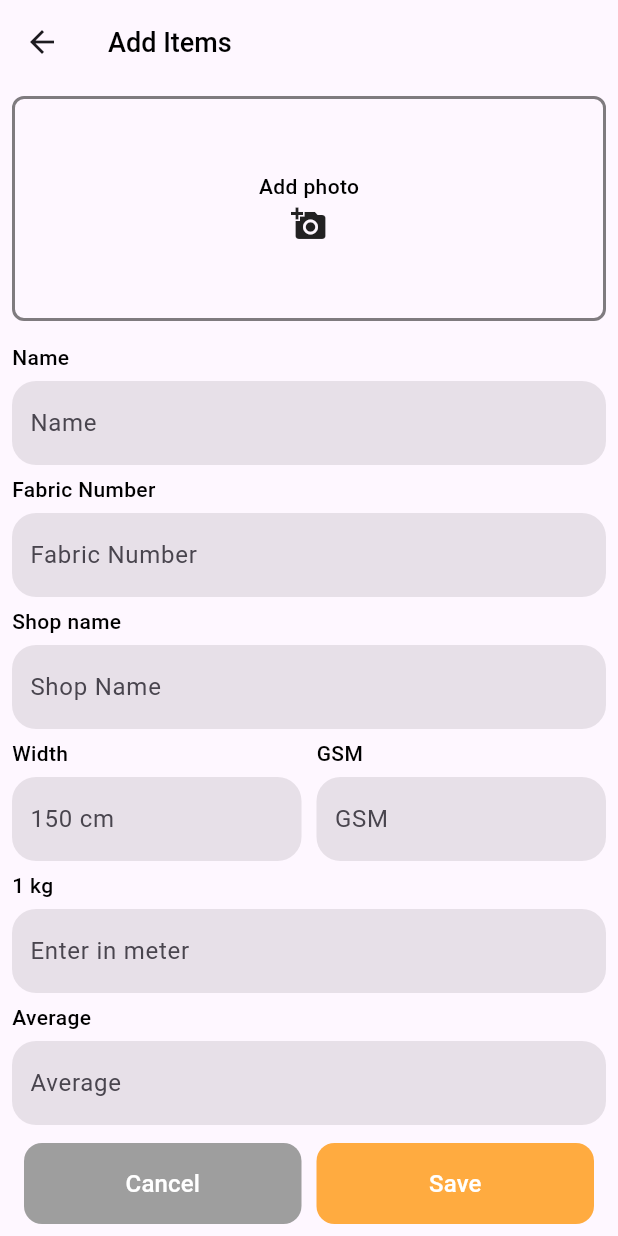
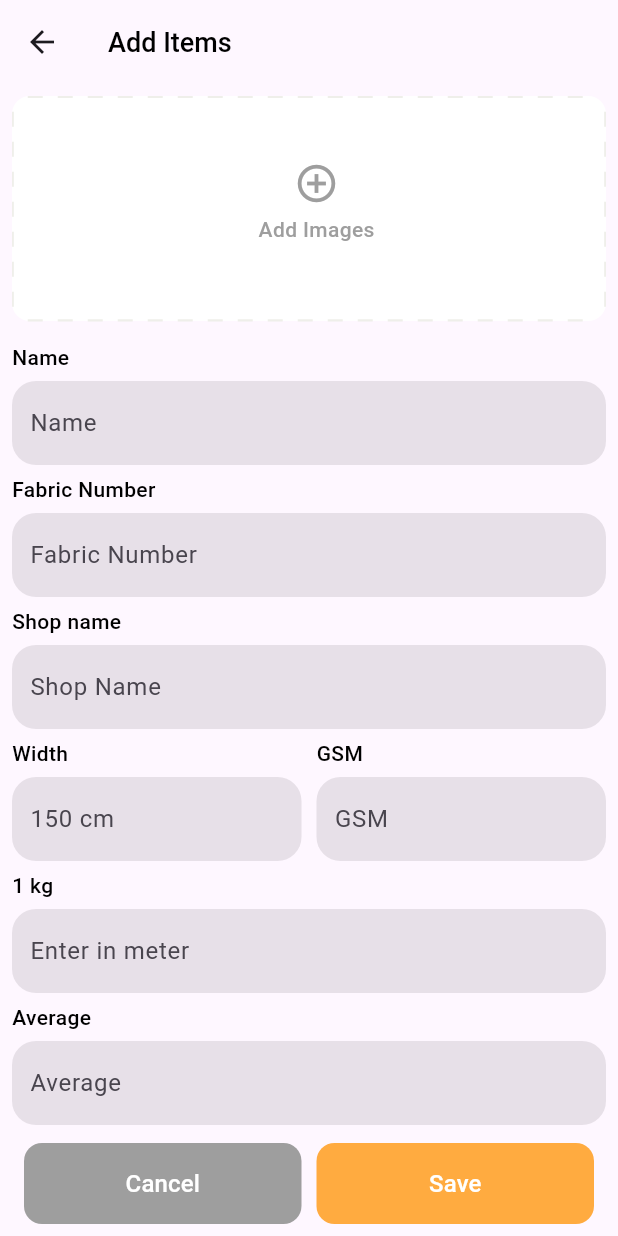
Before and after one commit to KushalPangeni/inventory, a Flutter app: the AddItemScreen screen opened directly, on a phone screen of 412 x 824 dp. Run offline on Flutter 3.47's test engine with Material 3 defaults, Android fonts, the phone set to English and light mode, and no system bars; our stand-ins replace image_picker, page_transition.

Commit message:
feature: add images from gallery and camera in add items screen

```diff
--- a/lib/features/add_items/view/add_item_screen.dart
+++ b/lib/features/add_items/view/add_item_screen.dart
@@ -1,9 +1,29 @@
+import 'dart:developer';
+import 'dart:io';
+
 import 'package:flutter/material.dart';
+import 'package:flutter/services.dart';
+import 'package:image_picker/image_picker.dart';
+import 'package:inventory/features/add_items/widgets/image_upload_button.dart';
 import 'package:inventory/global/widgets/app_button.dart';
 import 'package:inventory/global/widgets/app_text.dart';
 
-class AddItemScreen extends StatelessWidget {
+class AddItemScreen extends StatefulWidget {
   const AddItemScreen({super.key});
+
+  @override
+  State<AddItemScreen> createState() => _AddItemScreenState();
+}
+
+class _AddItemScreenState extends State<AddItemScreen> {
+  ValueNotifier<List<File>> listOfImages = ValueNotifier([]);
+
+  updateListOfImages(List<File> pickedImages) {
+    listOfImages.value = [...listOfImages.value, ...pickedImages];
+  }
+  removeListOfImages(int index) {
+    listOfImages.value.removeAt(index);
+  }
 
   @override
   Widget build(BuildContext context) {
@@ -22,29 +42,18 @@ class AddItemScreen extends StatelessWidget {
           child: Column(
             crossAxisAlignment: CrossAxisAlignment.start,
             children: [
-              //Add photo
-              GestureDetector(
-               onTap: (){
-                 showBottomSheet(context);
-               },
-
-                child: Container(
-                  height: 150,
-                  width: double.infinity,
-                  decoration: BoxDecoration(
-                      borderRadius: BorderRadius.circular(8),
-                      border: Border.all(width: 2, color: Colors.black.withOpacity(0.5))),
-                  child: const Center(
-                      child: Column(
-                    mainAxisAlignment: MainAxisAlignment.center,
-                    children: [
-                      AppText("Add photo"),
-                      SizedBox(height: 5),
-                      Icon(Icons.add_a_photo),
-                    ],
-                  )),
-                ),
-              ),
+              ValueListenableBuilder(
+                  valueListenable: listOfImages,
+                  builder: (context, list, _) {
+                    return AddImageButton(
+                        onTap: () {
+                          showBottomSheet(context);
+                        },
+                        isEditScreen: false,
+                        onDelete: (a) {},
+                        isFromDraftScreen: false,
+                        listOfImages: listOfImages.value);
+                  }),
               const SizedBox(height: 16),
 
               //Name
@@ -52,10 +61,12 @@ class AddItemScreen extends StatelessWidget {
               customTextField(hintText: 'Name', inputType: TextInputType.text),
               //Fabric No.
               const AppText('Fabric Number'),
-              customTextField(hintText: 'Fabric Number', inputType: TextInputType.number),
+              customTextField(
+                  hintText: 'Fabric Number', inputType: TextInputType.number),
               //Shop name
               const AppText('Shop name'),
-              customTextField(hintText: 'Shop Name', inputType: TextInputType.text),
+              customTextField(
+                  hintText: 'Shop Name', inputType: TextInputType.text),
               const Row(
                 children: [
                   Expanded(child: AppText('Width')),
@@ -65,49 +76,114 @@ class AddItemScreen extends StatelessWidget {
               ),
               Row(
                 children: [
-                  Expanded(child: customTextField(hintText: '150 cm', inputType: TextInputType.number)),
+                  Expanded(
+                      child: customTextField(
+                          hintText: '150 cm', inputType: TextInputType.number)),
                   const SizedBox(width: 10),
-                  Expanded(child: customTextField(hintText: 'GSM', inputType: TextInputType.text)),
+                  Expanded(
+                      child: customTextField(
+                          hintText: 'GSM', inputType: TextInputType.text)),
                 ],
               ),
               const AppText('1 kg'),
-              customTextField(hintText: 'Enter in meter', inputType: TextInputType.text),
+              customTextField(
+                  hintText: 'Enter in meter', inputType: TextInputType.text),
               const AppText('Average'),
-              customTextField(hintText: 'Average', inputType: TextInputType.text),
-              const AppText('Shortage'),
-              customTextField(hintText: 'Shortage', inputType: TextInputType.text),
+              customTextField(
+                  hintText: 'Average', inputType: TextInputType.text),
+              const AppText('Shortage (%)'),
+              customTextField(
+                  hintText: 'Shortage', inputType: TextInputType.number),
             ],
           ),
         ),
       ),
       bottomNavigationBar: Padding(
-        padding: EdgeInsets.only(bottom: MediaQuery.of(context).viewInsets.bottom + 8.0, right: 16, left: 16, top: 4),
+        padding: EdgeInsets.only(
+            bottom: MediaQuery.of(context).viewInsets.bottom + 8.0,
+            right: 16,
+            left: 16,
+            top: 4),
         child: Row(
           mainAxisAlignment: MainAxisAlignment.spaceEvenly,
           children: [
-            Flexible(flex: 2, child: AppButton(title: 'Cancel', color: Colors.grey, onPressed: () {
-              Navigator.of(context).pop();
-            })),
+            Flexible(
+                flex: 2,
+                child: AppButton(
+                    title: 'Cancel',
+                    color: Colors.grey,
+                    onPressed: () {
+                      Navigator.of(context).pop();
+                    })),
             const SizedBox(width: 10),
-            Flexible(flex: 2, child: AppButton(title: 'Save', color: Colors.orangeAccent, onPressed: () {})),
+            Flexible(
+                flex: 2,
+                child: AppButton(
+                    title: 'Save',
+                    color: Colors.orangeAccent,
+                    onPressed: () {})),
           ],
         ),
       ),
     );
   }
+
+  showBottomSheet(BuildContext context) {
+    showModalBottomSheet(
+        context: context,
+        builder: (context) {
+          return Padding(
+            padding: const EdgeInsets.all(16.0),
+            child: Wrap(
+              alignment: WrapAlignment.center,
+              crossAxisAlignment: WrapCrossAlignment.start,
+              children: [
+                const AppText('Pick Images'),
+                const SizedBox(height: 10),
+                pickOptionWidget('Gallery', () async {
+                  Navigator.of(context).pop();
+                  final List<XFile>? pickedImages =
+                      await ImagePicker().pickMultiImage();
+                  log(pickedImages!.toString());
+                  if (pickedImages != null && pickedImages.isNotEmpty) {
+                    List<File> images =
+                        pickedImages.map((xFile) => File(xFile.path)).toList();
+                    updateListOfImages(images);
+                  }
+                }),
+                pickOptionWidget('Camera', () async {
+                  Navigator.of(context).pop();
+                  final XFile? pickedImages =
+                      await ImagePicker().pickImage(source: ImageSource.camera);
+                  log(pickedImages!.toString());
+                  updateListOfImages([File(pickedImages.path)]);
+                }),
+              ],
+            ),
+          );
+        });
+  }
 }
 
-Widget customTextField({String hintText = '', TextInputType inputType = TextInputType.text}) {
+Widget customTextField(
+    {String hintText = '', TextInputType inputType = TextInputType.text}) {
   return Padding(
     padding: const EdgeInsets.only(top: 8, bottom: 8),
     child: TextFormField(
       minLines: 1,
       maxLines: 5,
+      inputFormatters: inputType == TextInputType.number
+          ? [
+              FilteringTextInputFormatter
+                  .singleLineFormatter, // Only allows digits
+              SingleDecimalInputFormatter(), // Custom formatter for decimal
+            ]
+          : [],
       decoration: InputDecoration(
         hintText: hintText,
         filled: true,
-        // fillColor: Colors.orange[300],
-        contentPadding: const EdgeInsets.symmetric(horizontal: 8, vertical: 16.0),
+        contentPadding:
+            const EdgeInsets.symmetric(horizontal: 8, vertical: 16.0),
         border: const OutlineInputBorder(
           borderSide: BorderSide.none,
           borderRadius: BorderRadius.all(Radius.circular(16)),
@@ -121,35 +197,16 @@ Widget customTextField({String hintText = '', TextInputType inputType = TextInpu
   );
 }
 
-showBottomSheet(BuildContext context) {
-  showModalBottomSheet(
-      context: context,
-      builder: (context) {
-        return Padding(
-          padding: const EdgeInsets.all(16.0),
-          child: Wrap(
-            alignment: WrapAlignment.center,
-            crossAxisAlignment: WrapCrossAlignment.start,
-            children: [
-              const AppText('Pick Images'),
-              const SizedBox(height: 10),
-              pickOptionWidget('Gallery',(){}),
-              pickOptionWidget('Camera',(){}),
-            ],
-          ),
-        );
-      });
-}
 pickOptionWidget(String text, void Function()? onPressed) {
   return InkWell(
     onTap: onPressed,
     child: Padding(
-      padding: EdgeInsets.symmetric(horizontal: 12, vertical: 20),
+      padding: const EdgeInsets.symmetric(horizontal: 12, vertical: 20),
       child: Row(
         mainAxisAlignment: MainAxisAlignment.spaceBetween,
         children: [
           AppText(text),
-          Icon(
+          const Icon(
             Icons.arrow_forward_ios,
             size: 16,
             color: Colors.grey,
@@ -159,3 +216,21 @@ pickOptionWidget(String text, void Function()? onPressed) {
     ),
   );
 }
+
+class SingleDecimalInputFormatter extends TextInputFormatter {
+  @override
+  TextEditingValue formatEditUpdate(
+      TextEditingValue oldValue, TextEditingValue newValue) {
+    // Allow only numbers and one decimal point
+    if (newValue.text.isEmpty) {
+      return newValue; // Allow empty input
+    }
+
+    final regex = RegExp(r'^\d*\.?\d*$');
+    if (regex.hasMatch(newValue.text)) {
+      return newValue; // Valid input
+    }
+
+    return oldValue; // Invalid input, revert to old value
+  }
+}
--- /dev/null
+++ b/lib/features/add_items/widgets/dotted_container.dart
@@ -0,0 +1,119 @@
+
+import 'dart:math' as math;
+import 'package:flutter/material.dart';
+
+
+
+
+class DashedRect extends StatelessWidget {
+  final Color color;
+  final double strokeWidth;
+  final double gap;
+  final Widget child;
+
+  const DashedRect(
+      {super.key,
+        this.color = const Color(0xffefefea),
+        this.strokeWidth = 1.5,
+        this.gap = 10.0,
+        required this.child});
+
+  @override
+  Widget build(BuildContext context) {
+    return SizedBox(
+      child: CustomPaint(
+        painter:
+        DashRectPainter(color: color, strokeWidth: strokeWidth, gap: gap),
+        child: child,
+      ),
+    );
+  }
+}
+
+class DashRectPainter extends CustomPainter {
+  double strokeWidth;
+  Color color;
+  double gap;
+
+  DashRectPainter(
+      {this.strokeWidth = 5.0, this.color = Colors.red, this.gap = 5.0});
+
+  @override
+  void paint(Canvas canvas, Size size) {
+    Paint dashedPaint = Paint()
+      ..color = color
+      ..strokeWidth = strokeWidth
+      ..style = PaintingStyle.stroke;
+
+    double x = size.width;
+    double y = size.height;
+
+    Path topPath = getDashedPath(
+      a: const math.Point(0, 0),
+      b: math.Point(x, 0),
+      gap: gap,
+    );
+
+    Path rightPath = getDashedPath(
+      a: math.Point(x, 0),
+      b: math.Point(x, y),
+      gap: gap,
+    );
+
+    Path bottomPath = getDashedPath(
+      a: math.Point(0, y),
+      b: math.Point(x, y),
+      gap: gap,
+    );
+
+    Path leftPath = getDashedPath(
+      a: const math.Point(0, 0),
+      b: math.Point(0.001, y),
+      gap: gap,
+    );
+
+    canvas.drawPath(topPath, dashedPaint);
+    canvas.drawPath(rightPath, dashedPaint);
+    canvas.drawPath(bottomPath, dashedPaint);
+    canvas.drawPath(leftPath, dashedPaint);
+  }
+
+  Path getDashedPath({
+    required math.Point<double> a,
+    required math.Point<double> b,
+    required gap,
+  }) {
+    Size size = Size(b.x - a.x, b.y - a.y);
+    Path path = Path();
+    path.moveTo(a.x, a.y);
+    bool shouldDraw = true;
+    math.Point currentPoint = math.Point(a.x, a.y);
+
+    num radians = math.atan(size.height / size.width);
+
+    num dx = math.cos(radians) * gap < 0
+        ? math.cos(radians) * gap * -1
+        : math.cos(radians) * gap;
+
+    num dy = math.sin(radians) * gap < 0
+        ? math.sin(radians) * gap * -1
+        : math.sin(radians) * gap;
+
+    while (currentPoint.x <= b.x && currentPoint.y <= b.y) {
+      shouldDraw
+          ? path.lineTo(currentPoint.x.toDouble(), currentPoint.y.toDouble())
+          : path.moveTo(currentPoint.x.toDouble(), currentPoint.y.toDouble());
+      shouldDraw = !shouldDraw;
+      currentPoint = math.Point(
+        currentPoint.x + dx,
+        currentPoint.y + dy,
+      );
+    }
+    return path;
+  }
+
+  @override
+  bool shouldRepaint(CustomPainter oldDelegate) {
+    return true;
+  }
+}
--- /dev/null
+++ b/lib/features/add_items/widgets/image_upload_button.dart
@@ -0,0 +1,124 @@
+import 'dart:io';
+
+import 'package:flutter/material.dart';
+import 'package:inventory/global/widgets/app_text.dart';
+
+import 'dotted_container.dart';
+
+class AddImageButton extends StatelessWidget {
+  final VoidCallback onTap;
+  final Function(int) onDelete;
+  final bool isEditScreen;
+  final bool isFromDraftScreen;
+  final List<File> listOfImages;
+
+  const AddImageButton(
+      {super.key,
+      required this.onTap,
+      required this.isEditScreen,
+      required this.onDelete,
+      required this.isFromDraftScreen,
+      required this.listOfImages});
+
+  @override
+  Widget build(BuildContext context) {
+    return Container(
+      height: 150,
+      padding: const EdgeInsets.all(0.5),
+      constraints: const BoxConstraints(minHeight: 145),
+      decoration: BoxDecoration(
+          color: Colors.white, borderRadius: BorderRadius.circular(12)),
+      child: DashedRect(
+        child: Container(
+            width: MediaQuery.sizeOf(context).width,
+            padding: const EdgeInsets.only(left: 10, bottom: 10),
+            child: listOfImages.isEmpty
+                ? GestureDetector(
+                    onTap: onTap,
+                    child: Container(
+                      color: Colors.transparent,
+                      child: Column(
+                        mainAxisAlignment: MainAxisAlignment.center,
+                        children: [
+                          const Icon(
+                            Icons.add_circle_outline,
+                            color: Colors.grey,
+                            size: 30,
+                          ),
+                          const SizedBox(height: 8),
+                          AppText(
+                            'Add Images',
+                            style: const TextStyle().defaultTextStyle(
+                                color: Colors.grey, fontSize: 14),
+                          ),
+                        ],
+                      ),
+                    ),
+                  )
+                : ListView.builder(
+                    shrinkWrap: true,
+                    scrollDirection: Axis.horizontal,
+                    itemCount: listOfImages.length,
+                    itemBuilder: (context, index) {
+                      return Row(
+                        mainAxisAlignment: MainAxisAlignment.start,
+                        mainAxisSize: MainAxisSize.min,
+                        children: [
+                          if (index == 0)
+                            Padding(
+                              padding: const EdgeInsets.only(right: 12),
+                              child: GestureDetector(
+                                onTap: onTap,
+                                child: Container(
+                                  margin:
+                                      const EdgeInsets.only(left: 6, top: 12),
+                                  height: 115,
+                                  width: 103,
+                                  child: const DashedRect(
+                                    child: Icon(
+                                      Icons.add_circle_outline,
+                                      color: Colors.grey,
+                                      size: 24,
+                                    ),
+                                  ),
+                                ),
+                              ),
+                            ),
+                          GestureDetector(
+                            onTap: () {},
+                            child: Stack(
+                              children: [
+                                Container(
+                                  margin:
+                                      const EdgeInsets.only(right: 10, top: 10),
+                                  height: 120,
+                                  width: 110,
+                                  clipBehavior: Clip.antiAliasWithSaveLayer,
+                                  decoration: BoxDecoration(
+                                    border: Border.all(
+                                        color: Colors.transparent, width: 2),
+                                    borderRadius: BorderRadius.circular(12),
+                                  ),
+                                  child: Stack(
+                                    alignment: Alignment.bottomCenter,
+                                    children: [Image.file(listOfImages[index])],
+                                  ),
+                                ),
+                                Positioned(
+                                  right: 0,
+                                  child: GestureDetector(
+                                    onTap: () {},
+                                    child: const Icon(Icons.delete,
+                                        color: Colors.red),
+                                  ),
+                                ),
+                              ],
+                            ),
+                          ),
+                        ],
+                      );
+                    })),
+      ),
+    );
+  }
+}
--- a/lib/global/bottom_modal_sheets/add_new_items_bottom_modal_sheet.dart
+++ b/lib/global/bottom_modal_sheets/add_new_items_bottom_modal_sheet.dart
@@ -25,11 +25,7 @@ class AddNewItemsBottomModalSheet {
                       Navigator.of(context).pop();
                       Navigator.push(
                           context,
-                          PageTransition(
-                              type: PageTransitionType.bottomToTop,
-                              child: const AddItemScreen(),
-                              inheritTheme: true,
-                              ctx: context));
+                         CupertinoPageRoute(builder: (context)=> AddItemScreen()));
                     },
                     child: listTileAddFileFolder(Icons.file_open_outlined, 'Add Items')),
                 listTileAddFileFolder(Icons.file_open_outlined, 'Add Folders'),
```
Also changed, not shown: pubspec.lock.
